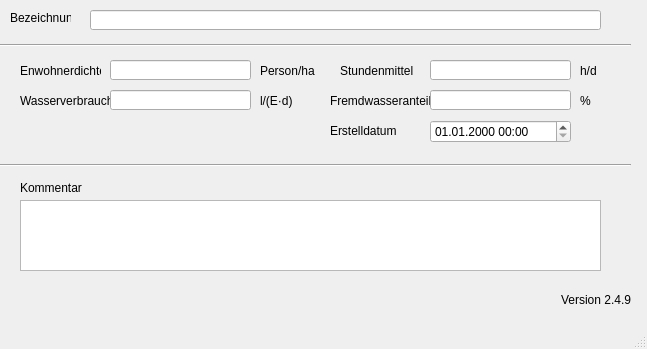
hoettges/QKan, file qkan/database/templates/einzugsgebiete.ui: the form before one commit.
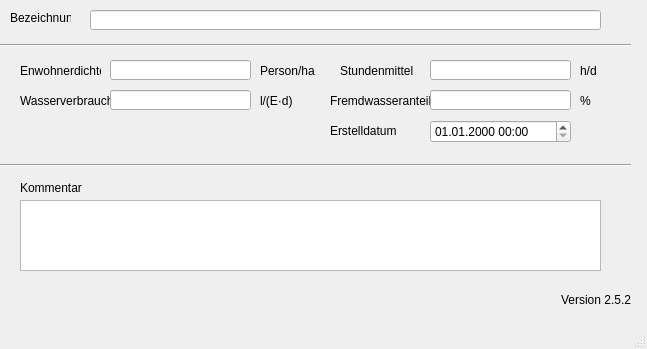
The form after the commit. Custom widgets are drawn as their Qt base class.

```diff
--- a/qkan/database/templates/einzugsgebiete.ui
+++ b/qkan/database/templates/einzugsgebiete.ui
@@ -259,7 +259,7 @@
      <string>Version QKan Import</string>
     </property>
     <property name="text">
-     <string>Version 2.4.9</string>
+     <string>Version 2.5.2</string>
     </property>
     <property name="alignment">
      <set>Qt::AlignRight|Qt::AlignTrailing|Qt::AlignVCenter</set>
```
